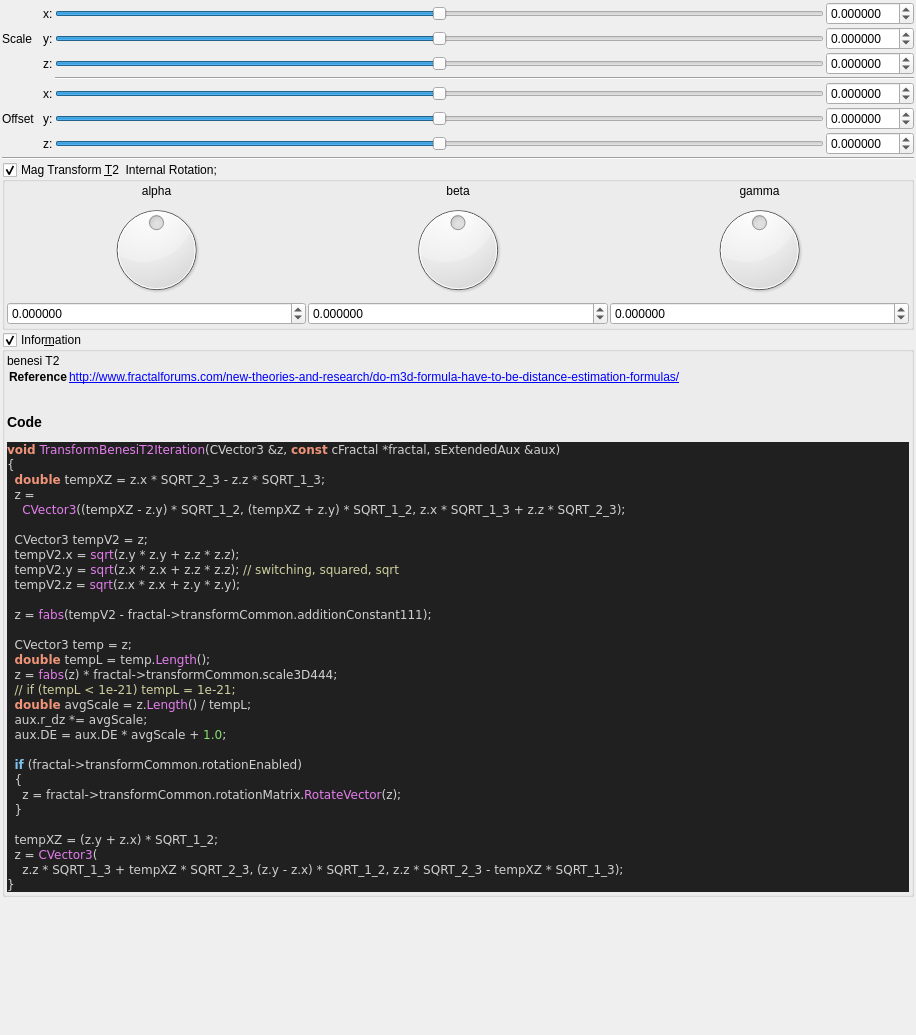
The window that mandelbulber2/qt_data/fractal_transf_benesi_T2.ui (buddhi1980/mandelbulber2) describes before a commit, drawn with Qt 5.
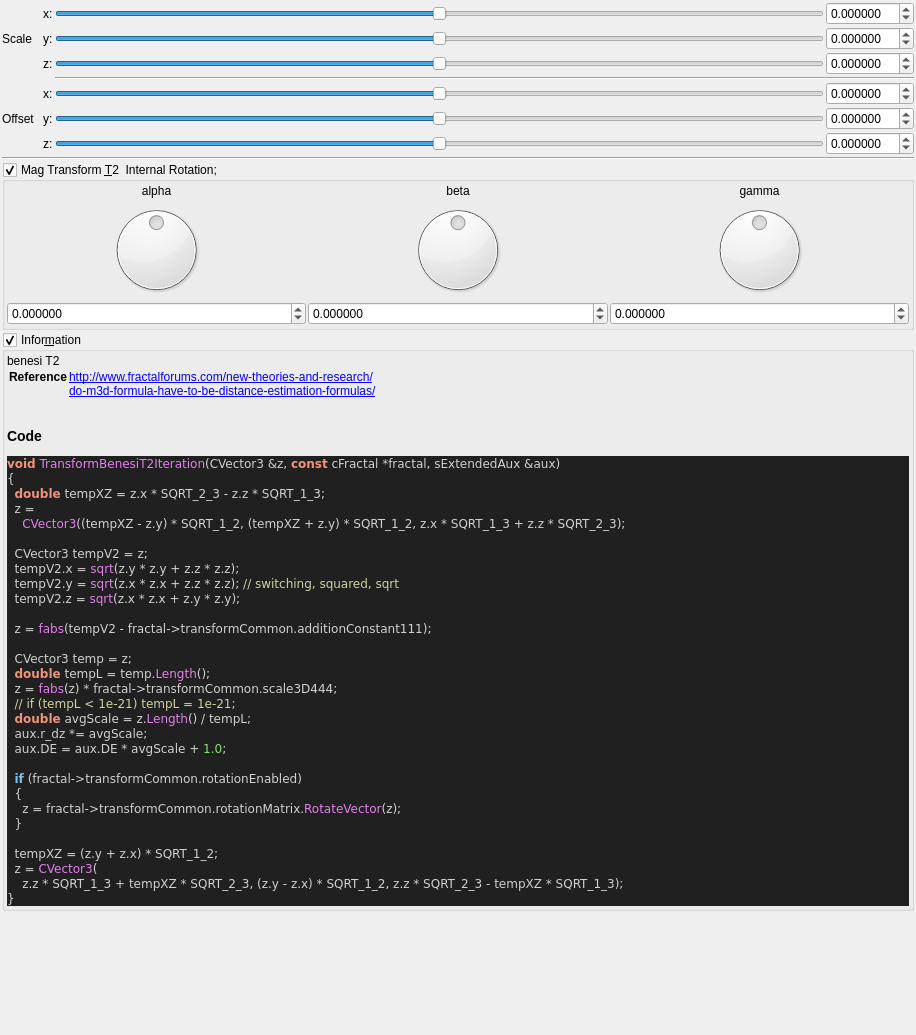
The same window after the commit. Custom widgets are drawn as their Qt base class.

Commit message: source code format & updated ui formula files

```diff
--- a/mandelbulber2/qt_data/fractal_transf_benesi_T2.ui
+++ b/mandelbulber2/qt_data/fractal_transf_benesi_T2.ui
@@ -624,7 +624,8 @@
        <widget class="QLabel" name="label_code_content">
         <property name="text">
          <string>&lt;p&gt;benesi T2&lt;/p&gt;&lt;table&gt;
-&lt;tr&gt;&lt;th&gt;Reference&lt;/th&gt;&lt;td&gt;&lt;a href=&quot;http://www.fractalforums.com/new-theories-and-research/do-m3d-formula-have-to-be-distance-estimation-formulas/&quot;&gt;http://www.fractalforums.com/new-theories-and-research/do-m3d-formula-have-to-be-distance-estimation-formulas/&lt;br&gt;
+&lt;tr&gt;&lt;th&gt;Reference&lt;/th&gt;&lt;td&gt;&lt;a href=&quot;http://www.fractalforums.com/new-theories-and-research/&quot;&gt;http://www.fractalforums.com/new-theories-and-research/&lt;br&gt;
+&lt;a href=&quot;do-m3d-formula-have-to-be-distance-estimation-formulas/&quot;&gt;do-m3d-formula-have-to-be-distance-estimation-formulas/&lt;br&gt;
 &lt;/td&gt;&lt;/tr&gt;
 &lt;/table&gt;
 &lt;h3&gt;Code&lt;/h3&gt;
```
The commit also changes 41 other files.
